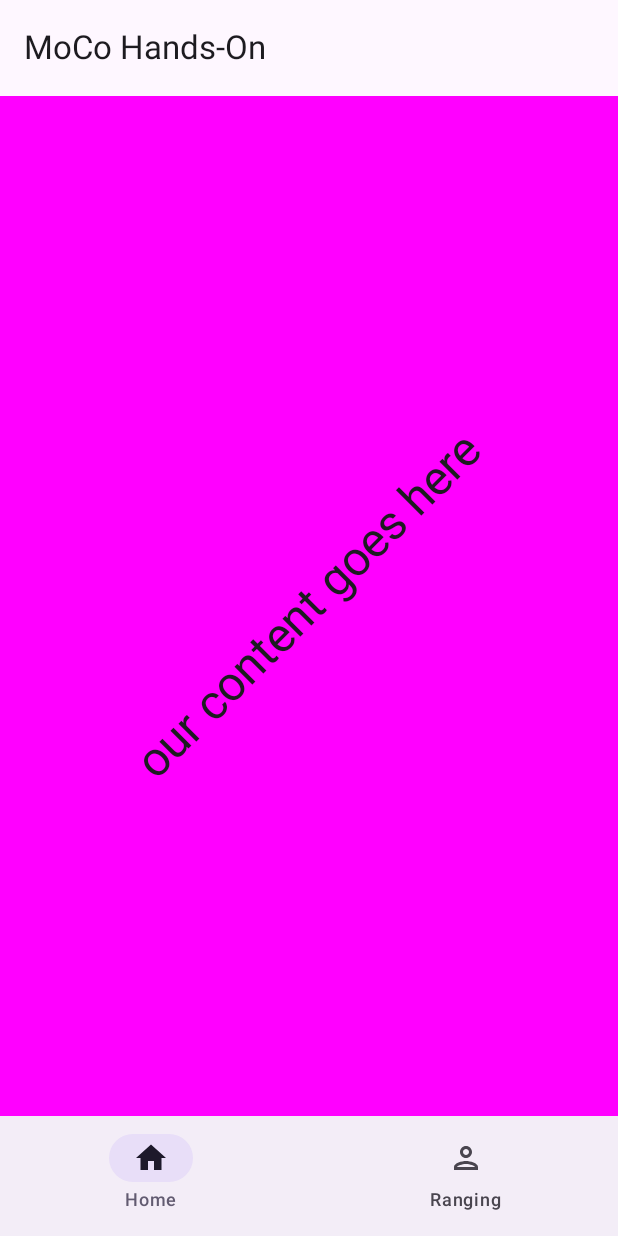
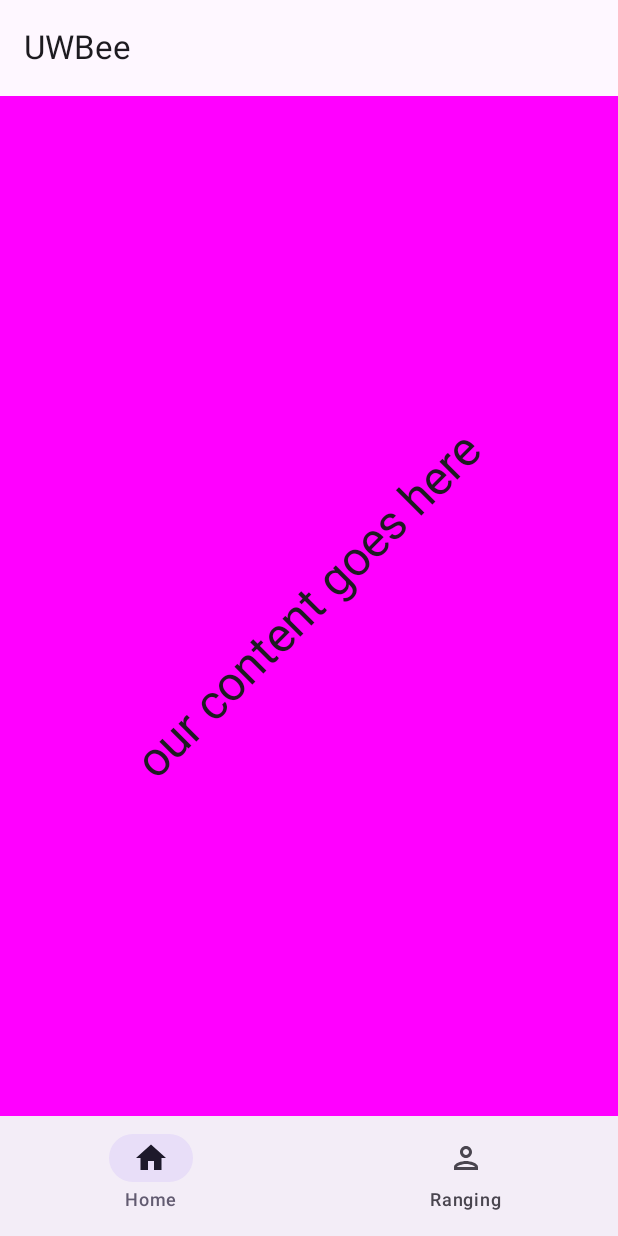
Before and after one commit to kesilchen/MoCo_2025_Team_1_WASP, an Android app built with Jetpack Compose: the @Preview function OurScaffoldPreview, on a phone screen of 412 x 824 dp. Run offline under Robolectric (Android 15) with nearby library versions, the phone set to English and light mode, and no system bars; network calls fail.

Commit message:
Rename app to "UWBee"

```diff
--- a/main-app/app/src/main/res/values/strings.xml
+++ b/main-app/app/src/main/res/values/strings.xml
@@ -1,3 +1,3 @@
 <resources>
-    <string name="app_name">MoCo Hands-On</string>
+    <string name="app_name">UWBee</string>
 </resources>
```
